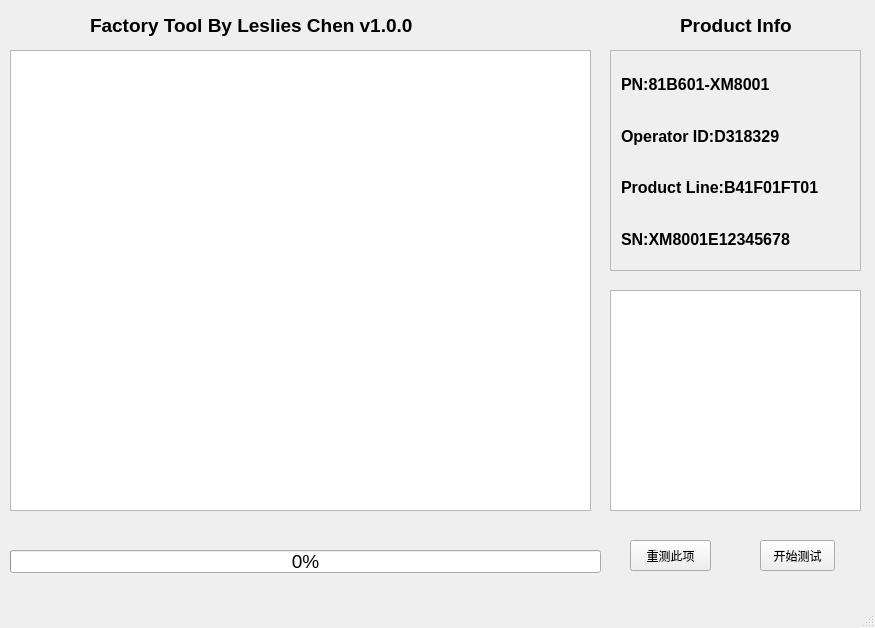
wickqin/FActoryTool, file main_ui.ui: the form before one commit.
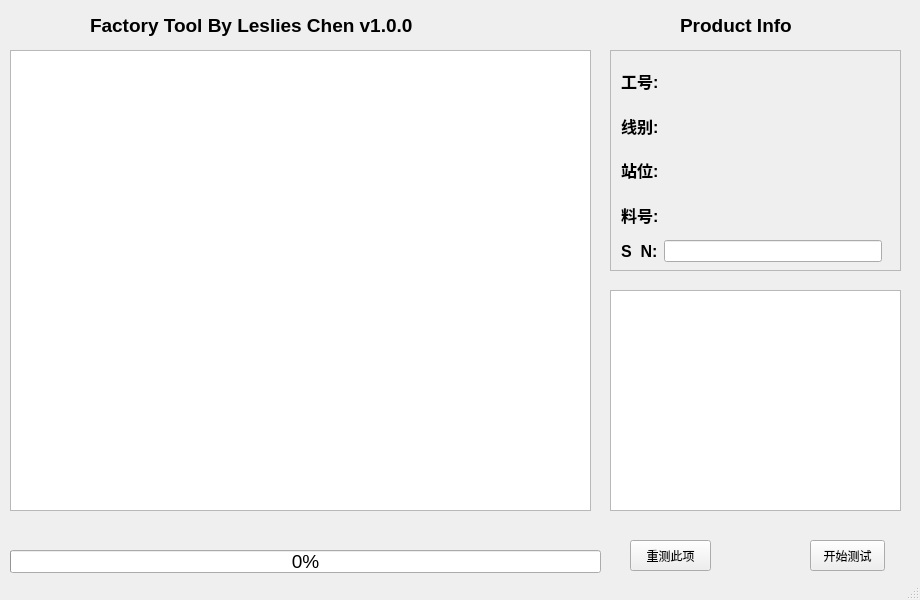
The form after the commit.

Commit message:
界面调整和输入验证增强
- 重新设计设置界面，优化料号、线别、工号、站位等字段的输入布局。- 在设置界面中添加取消按钮，实现快速退出。
- 为工号、线别、站位和料号增加长度验证，确保数据准确性。
- 调整主界面尺寸，使其符合预期的920x600规格。
- 在主界面添加结果框

Patch:
```diff
--- a/main_ui.ui
+++ b/main_ui.ui
@@ -6,10 +6,22 @@
    <rect>
     <x>0</x>
     <y>0</y>
-    <width>875</width>
-    <height>628</height>
+    <width>920</width>
+    <height>600</height>
    </rect>
   </property>
+  <property name="minimumSize">
+   <size>
+    <width>920</width>
+    <height>600</height>
+   </size>
+  </property>
+  <property name="maximumSize">
+   <size>
+    <width>920</width>
+    <height>600</height>
+   </size>
+  </property>
   <property name="windowTitle">
    <string>MainWindow</string>
   </property>
@@ -76,7 +88,7 @@
      <rect>
       <x>610</x>
       <y>50</y>
-      <width>251</width>
+      <width>291</width>
       <height>221</height>
      </rect>
     </property>
@@ -91,7 +103,7 @@
       <rect>
        <x>0</x>
        <y>0</y>
-       <width>249</width>
+       <width>289</width>
        <height>219</height>
       </rect>
      </property>
@@ -100,11 +112,25 @@
        <rect>
         <x>10</x>
         <y>10</y>
-        <width>221</width>
+        <width>261</width>
         <height>201</height>
        </rect>
       </property>
       <layout class="QGridLayout" name="gridLayout">
+       <item row="3" column="0">
+        <widget class="QLabel" name="lineLabel">
+         <property name="font">
+          <font>
+           <pointsize>12</pointsize>
+           <weight>75</weight>
+           <bold>true</bold>
+          </font>
+         </property>
+         <property name="text">
+          <string>线别:</string>
+         </property>
+        </widget>
+       </item>
        <item row="2" column="0">
         <widget class="QLabel" name="operator_label">
          <property name="font">
@@ -115,12 +141,12 @@
           </font>
          </property>
          <property name="text">
-          <string>Operator ID:D318329</string>
+          <string>工号:</string>
          </property>
         </widget>
        </item>
        <item row="4" column="0">
-        <widget class="QLabel" name="sn_label">
+        <widget class="QLabel" name="fxLabel">
          <property name="font">
           <font>
            <pointsize>12</pointsize>
@@ -129,26 +155,37 @@
           </font>
          </property>
          <property name="text">
-          <string>SN:XM8001E12345678</string>
+          <string>站位:</string>
          </property>
         </widget>
        </item>
-       <item row="3" column="0">
-        <widget class="QLabel" name="product_label">
-         <property name="font">
-          <font>
-           <pointsize>12</pointsize>
-           <weight>75</weight>
-           <bold>true</bold>
-          </font>
-         </property>
-         <property name="text">
-          <string>Product Line:B41F01FT01</string>
-         </property>
-        </widget>
+       <item row="6" column="0">
+        <layout class="QHBoxLayout" name="horizontalLayout">
+         <item>
+          <widget class="QLabel" name="sn_label">
+           <property name="font">
+            <font>
+             <pointsize>12</pointsize>
+             <weight>75</weight>
+             <bold>true</bold>
+            </font>
+           </property>
+           <property name="text">
+            <string>S  N:</string>
+           </property>
+          </widget>
+         </item>
+         <item>
+          <widget class="QLineEdit" name="snEdit">
+           <property name="maxLength">
+            <number>15</number>
+           </property>
+          </widget>
+         </item>
+        </layout>
        </item>
-       <item row="1" column="0">
-        <widget class="QLabel" name="pn_label">
+       <item row="5" column="0">
+        <widget class="QLabel" name="pnLabel">
          <property name="font">
           <font>
            <pointsize>12</pointsize>
@@ -157,7 +194,7 @@
           </font>
          </property>
          <property name="text">
-          <string>PN:81B601-XM8001</string>
+          <string>料号:</string>
          </property>
         </widget>
        </item>
@@ -181,7 +218,7 @@
    <widget class="QPushButton" name="start_test_button">
     <property name="geometry">
      <rect>
-      <x>760</x>
+      <x>810</x>
       <y>540</y>
       <width>75</width>
       <height>31</height>
@@ -196,7 +233,7 @@
      <rect>
       <x>610</x>
       <y>290</y>
-      <width>251</width>
+      <width>291</width>
       <height>221</height>
      </rect>
     </property>
@@ -230,6 +267,62 @@
      <number>-1</number>
     </property>
    </widget>
+   <widget class="QFrame" name="resultframe">
+    <property name="geometry">
+     <rect>
+      <x>610</x>
+      <y>290</y>
+      <width>291</width>
+      <height>221</height>
+     </rect>
+    </property>
+    <property name="autoFillBackground">
+     <bool>true</bool>
+    </property>
+    <property name="inputMethodHints">
+     <set>Qt::ImhNone</set>
+    </property>
+    <property name="frameShape">
+     <enum>QFrame::StyledPanel</enum>
+    </property>
+    <property name="frameShadow">
+     <enum>QFrame::Raised</enum>
+    </property>
+    <layout class="QGridLayout" name="gridLayout_2">
+     <item row="0" column="0">
+      <widget class="QLabel" name="resultLabel">
+       <property name="enabled">
+        <bool>true</bool>
+       </property>
+       <property name="font">
+        <font>
+         <pointsize>36</pointsize>
+         <weight>75</weight>
+         <bold>true</bold>
+        </font>
+       </property>
+       <property name="autoFillBackground">
+        <bool>false</bool>
+       </property>
+       <property name="text">
+        <string>PASS</string>
+       </property>
+       <property name="alignment">
+        <set>Qt::AlignCenter</set>
+       </property>
+      </widget>
+     </item>
+    </layout>
+   </widget>
+   <zorder>resultframe</zorder>
+   <zorder>label</zorder>
+   <zorder>test_listView</zorder>
+   <zorder>test_progressBar</zorder>
+   <zorder>scrollArea</zorder>
+   <zorder>reset_test_button</zorder>
+   <zorder>start_test_button</zorder>
+   <zorder>textBrowser</zorder>
+   <zorder>label_2</zorder>
   </widget>
   <widget class="QMenuBar" name="menubar">
    <property name="geometry">
```
Left out of the diff: 12 changed lines with no effect on the pictures. The commit also changes 6 other files.
